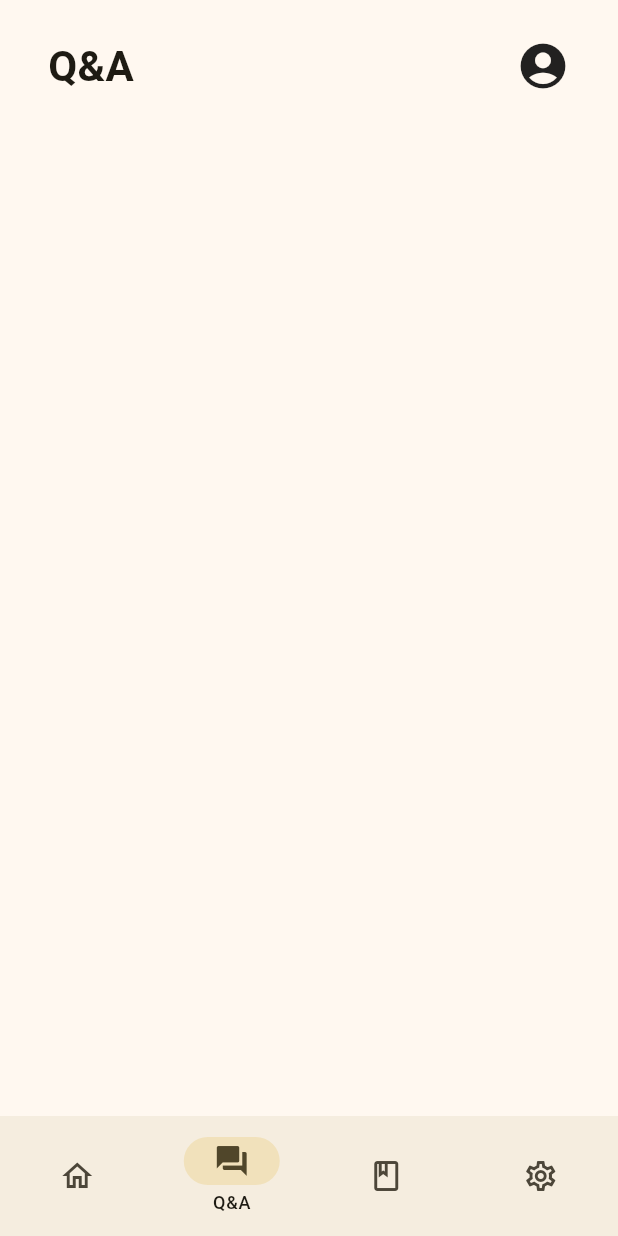
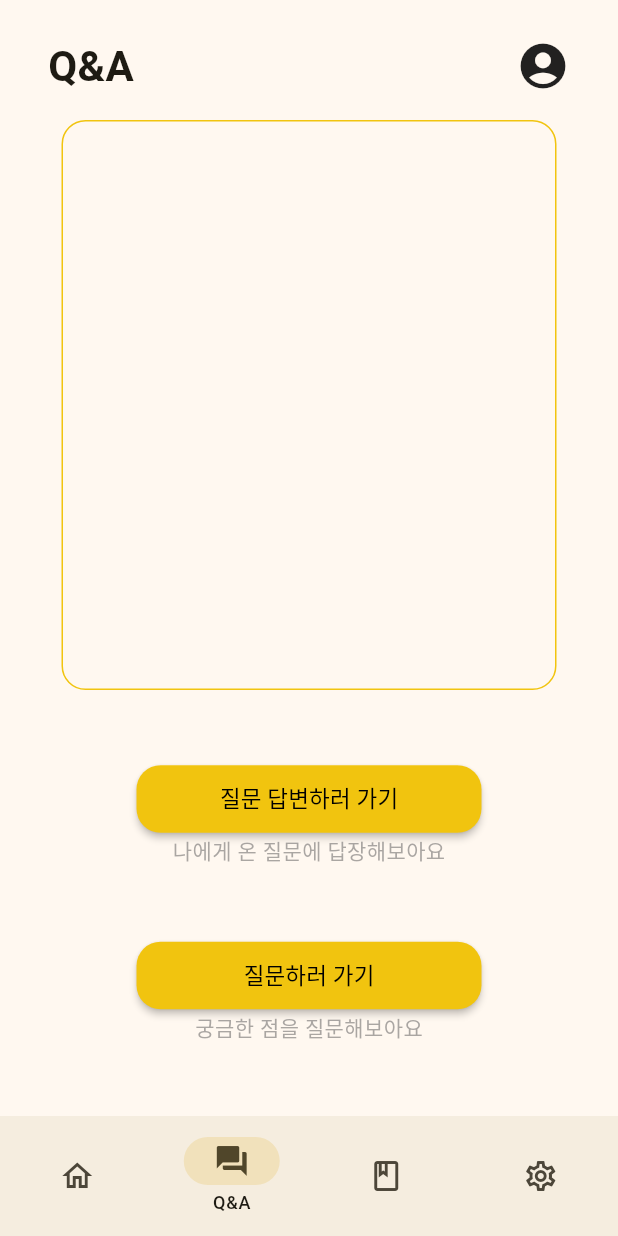
Before and after one commit to Friox/with-app, a Flutter app: the screen it shows after launch, item 2 of the bottom bar chosen, on a phone screen of 412 x 824 dp. Run offline on Flutter 3.47's test engine with Material 3 defaults, Android fonts, the phone set to English and light mode, and no system bars.

Commit message:
Q&A page elements (#1)

```diff
--- a/lib/src/screens/question/question_screen.dart
+++ b/lib/src/screens/question/question_screen.dart
@@ -14,7 +14,57 @@ class _QuestionScreenState extends State<QuestionScreen> {
     return SafeArea(
       child: Column(
         children: [
-          ScreenHeader(title: 'Q&A', showProfile: true,)
+          ScreenHeader(
+            title: 'Q&A',
+            showProfile: true,
+          ),
+          Align(
+            alignment: Alignment.topCenter,
+            child: Container(
+              width: 330,
+              height: 380,
+              decoration: BoxDecoration(
+                  border: Border.all(color: const Color(0xFFF1C40F), width: 1),
+                  borderRadius: BorderRadius.circular(16)),
+            ),
+          ),
+          Spacer(flex: 1),
+          ElevatedButton(
+            onPressed: () {},
+            style: ElevatedButton.styleFrom(
+                shape: RoundedRectangleBorder(
+                    borderRadius: BorderRadius.circular(16)),
+                minimumSize: Size(230, 45),
+                backgroundColor: const Color(0xFFF1C40F),
+                elevation: 2,
+                alignment: Alignment.center),
+            child: Text('질문 답변하러 가기',
+                style: TextStyle(color: Colors.black, fontSize: 15)),
+          ),
+          Text(
+            '나에게 온 질문에 답장해보아요',
+            style: TextStyle(color: Color.fromARGB(150, 110, 108, 108)),
+          ),
+          Spacer(flex: 1),
+          ElevatedButton(
+            onPressed: () {},
+            style: ElevatedButton.styleFrom(
+                shape: RoundedRectangleBorder(
+                    borderRadius: BorderRadius.circular(16)),
+                minimumSize: Size(230, 45),
+                backgroundColor: const Color(0xFFF1C40F),
+                elevation: 2,
+                alignment: Alignment.center),
+            child: Text(
+              '질문하러 가기',
+              style: TextStyle(color: Colors.black, fontSize: 15),
+            ),
+          ),
+          Text(
+            '궁금한 점을 질문해보아요',
+            style: TextStyle(color: Color.fromARGB(150, 110, 108, 108)),
+          ),
+          Spacer(flex: 1),
         ],
       ),
     );
```
